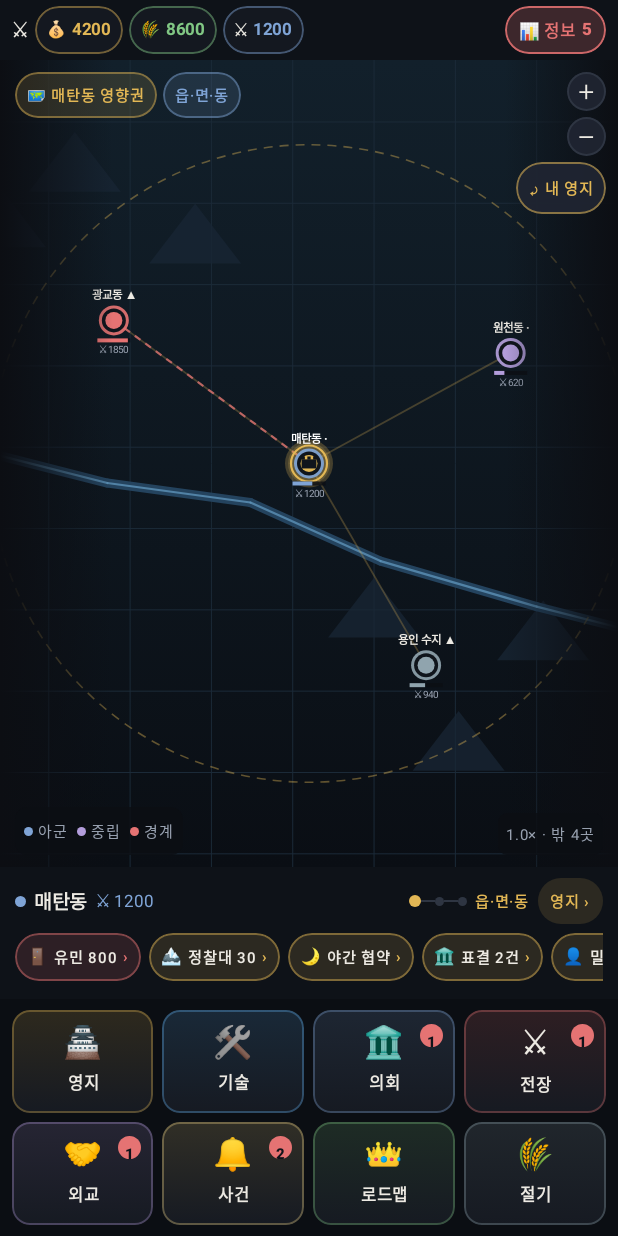
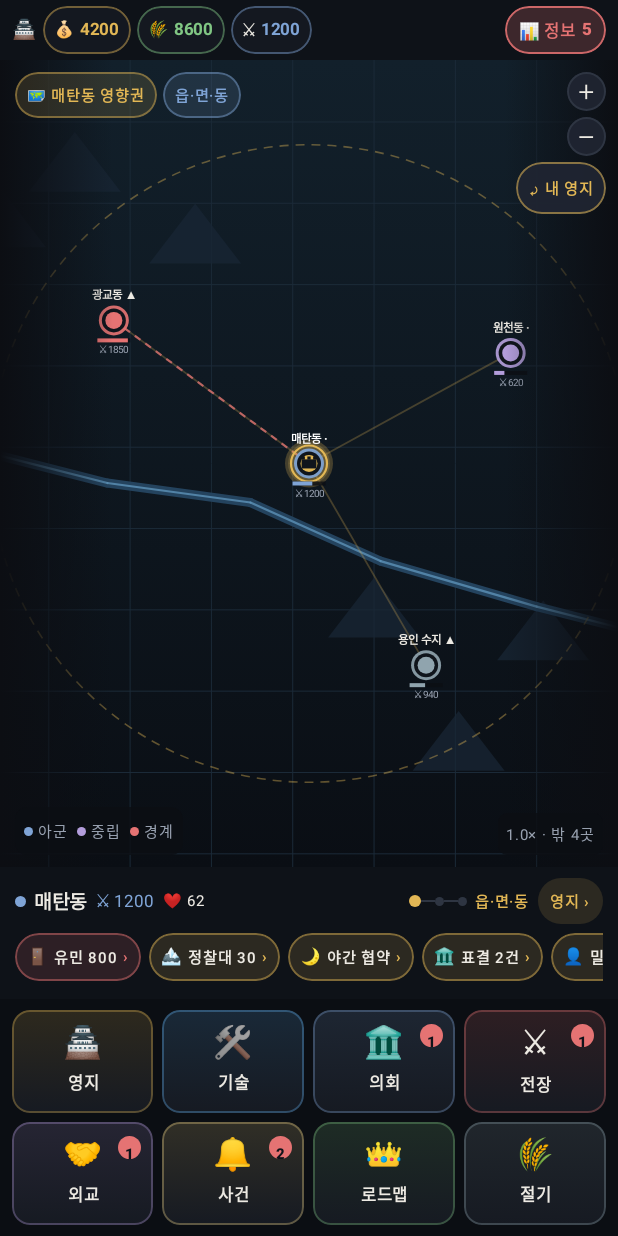
Before and after one commit to kthink79/slg-territory-conquest, an Android app built with Jetpack Compose: the screen it shows after launch (MainActivity), on a phone screen of 412 x 824 dp. Run offline under Robolectric (Android 15) with nearby library versions, the phone set to English and light mode, and no system bars.

Commit message:
polish(home): 상단 아이콘 중복 제거·민심 표시, README 지도 비율 정확화

```diff
--- a/app/src/main/java/com/game/slg/ui/HomeScreen.kt
+++ b/app/src/main/java/com/game/slg/ui/HomeScreen.kt
@@ -118,7 +118,7 @@ private fun HomeTopBar(state: SlgGameState, alertCount: Int, onOpenInfo: () -> U
         verticalAlignment = Alignment.CenterVertically,
         horizontalArrangement = Arrangement.spacedBy(4.dp)
     ) {
-        Text("⚔", fontSize = SlgType.BODY)
+        Text("🏯", fontSize = SlgType.BODY)
         MainInfoPanel.topSummary(state).take(3).forEach { entry ->
             SlgSummaryChip(
                 icon = entry.icon,
@@ -198,6 +198,8 @@ private fun HomeStatusStrip(
                 color = SlgColors.Steel,
                 fontSize = SlgType.LABEL
             )
+            Spacer(Modifier.width(6.dp))
+            Text("❤ ${state.morale}", color = SlgColors.Text, fontSize = SlgType.MICRO)
             Spacer(Modifier.weight(1f))
             PromotionDots(state = state)
             Spacer(Modifier.width(6.dp))
```
Also changed, not shown: 1 other file.
